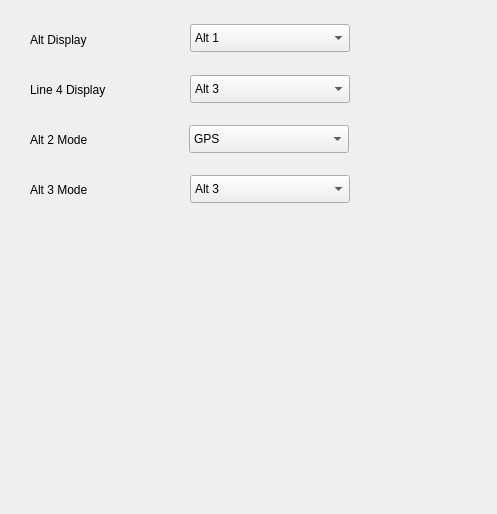
The window that src/configuration/flytec6015/DisplayFrame6015.ui (Iv/FlyHigh) describes before a commit, drawn with Qt 5.
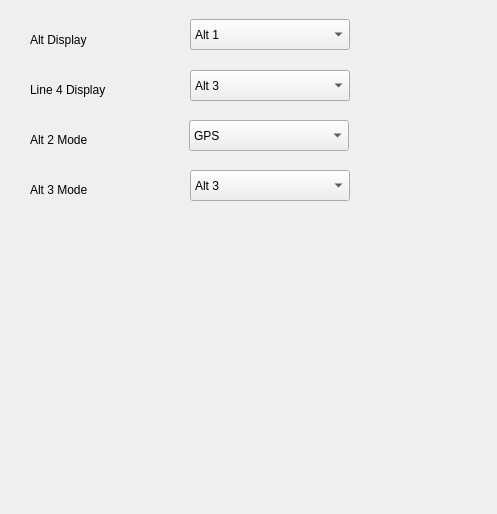
The same window after the commit.

Patch:
```diff
--- a/src/configuration/flytec6015/DisplayFrame6015.ui
+++ b/src/configuration/flytec6015/DisplayFrame6015.ui
@@ -39,9 +39,9 @@
       <property name="geometry">
         <rect>
           <x>190</x>
-          <y>24</y>
+     <y>19</y>
           <width>160</width>
-          <height>28</height>
+     <height>31</height>
         </rect>
       </property>
       <item>
@@ -107,9 +107,9 @@
       <property name="geometry">
         <rect>
           <x>190</x>
-          <y>75</y>
+     <y>70</y>
           <width>160</width>
-          <height>28</height>
+     <height>31</height>
         </rect>
       </property>
       <item>
@@ -127,9 +127,9 @@
       <property name="geometry">
         <rect>
           <x>189</x>
-          <y>125</y>
+     <y>120</y>
           <width>160</width>
-          <height>28</height>
+     <height>31</height>
         </rect>
       </property>
       <item>
@@ -157,9 +157,9 @@
       <property name="geometry">
         <rect>
           <x>190</x>
-          <y>175</y>
+     <y>170</y>
           <width>160</width>
-          <height>28</height>
+     <height>31</height>
         </rect>
       </property>
       <item>
```
Left out of the diff: 7 changed lines with no effect on the pictures. Lines whose indentation alone changed are shown as unchanged.
